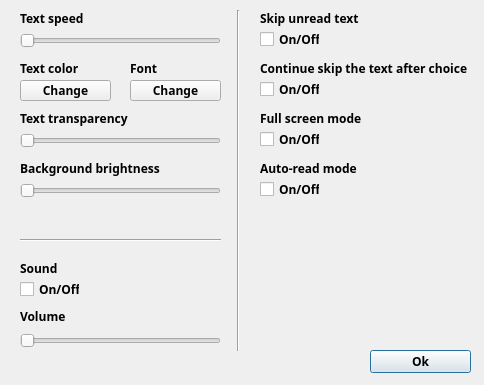
Old version of the form settings.ui in the repository ivashchenko-leo/TextQuest.
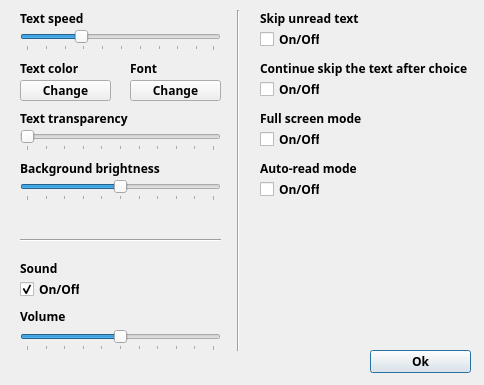
New version of the form.

Commit message: Added read, save methods in settings.cpp, now application load file "config.bin" from start, and import settings in QMap Settings::pSettingsMap

The edit to the form file:
```diff
--- a/settings.ui
+++ b/settings.ui
@@ -10,6 +10,12 @@
     <height>385</height>
    </rect>
   </property>
+  <property name="sizePolicy">
+   <sizepolicy hsizetype="Fixed" vsizetype="Fixed">
+    <horstretch>0</horstretch>
+    <verstretch>0</verstretch>
+   </sizepolicy>
+  </property>
   <property name="minimumSize">
    <size>
     <width>0</width>
@@ -235,9 +241,24 @@
      <height>21</height>
     </rect>
    </property>
+   <property name="minimum">
+    <number>1</number>
+   </property>
+   <property name="maximum">
+    <number>100</number>
+   </property>
+   <property name="value">
+    <number>30</number>
+   </property>
    <property name="orientation">
     <enum>Qt::Horizontal</enum>
    </property>
+   <property name="tickPosition">
+    <enum>QSlider::TicksBelow</enum>
+   </property>
+   <property name="tickInterval">
+    <number>10</number>
+   </property>
   </widget>
   <widget class="QSlider" name="hsTransparency">
    <property name="geometry">
@@ -248,9 +269,18 @@
      <height>21</height>
     </rect>
    </property>
+   <property name="maximum">
+    <number>100</number>
+   </property>
    <property name="orientation">
     <enum>Qt::Horizontal</enum>
    </property>
+   <property name="tickPosition">
+    <enum>QSlider::TicksBelow</enum>
+   </property>
+   <property name="tickInterval">
+    <number>10</number>
+   </property>
   </widget>
   <widget class="QLabel" name="label_8">
    <property name="geometry">
@@ -290,6 +320,12 @@
    <property name="text">
     <string>On/Off</string>
    </property>
+   <property name="checked">
+    <bool>true</bool>
+   </property>
+   <property name="tristate">
+    <bool>false</bool>
+   </property>
   </widget>
   <widget class="QLabel" name="label_9">
    <property name="geometry">
@@ -313,9 +349,21 @@
      <height>21</height>
     </rect>
    </property>
+   <property name="maximum">
+    <number>100</number>
+   </property>
+   <property name="value">
+    <number>50</number>
+   </property>
    <property name="orientation">
     <enum>Qt::Horizontal</enum>
    </property>
+   <property name="tickPosition">
+    <enum>QSlider::TicksBelow</enum>
+   </property>
+   <property name="tickInterval">
+    <number>10</number>
+   </property>
   </widget>
   <widget class="QLabel" name="label_10">
    <property name="geometry">
@@ -339,9 +387,21 @@
      <height>21</height>
     </rect>
    </property>
+   <property name="maximum">
+    <number>100</number>
+   </property>
+   <property name="value">
+    <number>50</number>
+   </property>
    <property name="orientation">
     <enum>Qt::Horizontal</enum>
    </property>
+   <property name="tickPosition">
+    <enum>QSlider::TicksBelow</enum>
+   </property>
+   <property name="tickInterval">
+    <number>10</number>
+   </property>
   </widget>
   <widget class="QToolButton" name="tbFont">
    <property name="geometry">
```
The commit also changes 7 other files.
